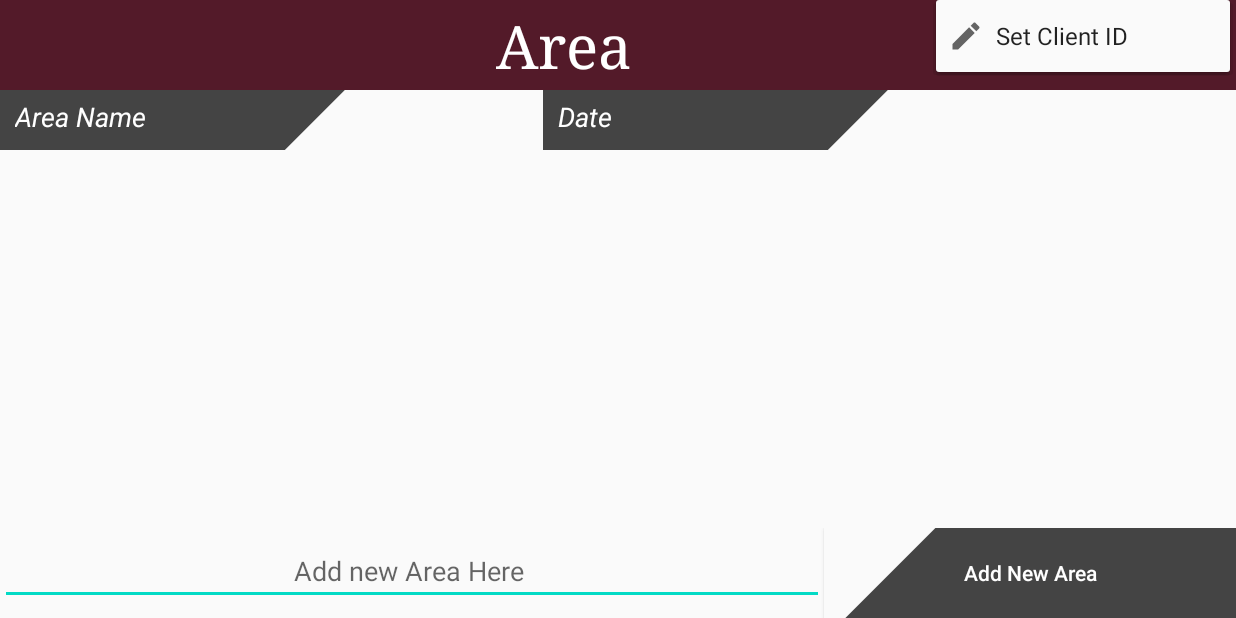
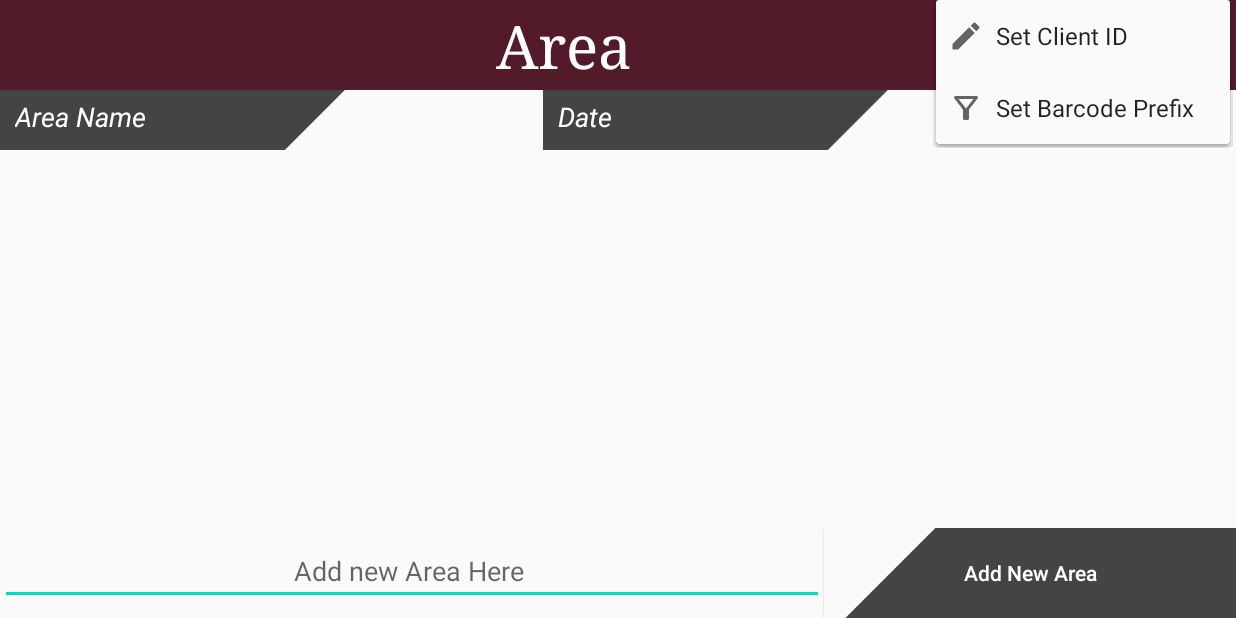
Before and after one commit to PhoneBarcodeScanner/BarcodeScanner, an Android app: the AreasScreen screen opened directly, with no data from a screen before it, with the options menu open, on a phone screen of 824 x 412 dp (held sideways). Run offline under Robolectric (Android 15) with nearby library versions, the phone set to English and light mode, and no system bars; our stand-ins replace Room's generated code.

Commit message:
Shared preferences and bug fixes
Added barcode prefix functionality to Activity main, and fixed client ID bugs

Co-Authored-By: MohammedS24 <88364412+MohammedS24@users.noreply.github.com>

```diff
--- /dev/null
+++ b/app/src/main/res/drawable/ic_outline_filter_alt_24.xml
@@ -0,0 +1,10 @@
+<vector xmlns:android="http://schemas.android.com/apk/res/android"
+    android:width="24dp"
+    android:height="24dp"
+    android:viewportWidth="24"
+    android:viewportHeight="24"
+    android:tint="?attr/colorControlNormal">
+  <path
+      android:fillColor="@android:color/white"
+      android:pathData="M7,6h10l-5.01,6.3L7,6zM4.25,5.61C6.27,8.2 10,13 10,13v6c0,0.55 0.45,1 1,1h2c0.55,0 1,-0.45 1,-1v-6c0,0 3.72,-4.8 5.74,-7.39C20.25,4.95 19.78,4 18.95,4H5.04C4.21,4 3.74,4.95 4.25,5.61z"/>
+</vector>
--- a/app/src/main/res/menu/menu.xml
+++ b/app/src/main/res/menu/menu.xml
@@ -12,4 +12,9 @@
         android:icon="@drawable/ic_baseline_edit_24"
         android:title="Set Client ID" />
 
+    <item
+        android:id="@+id/barcode_prefix_filter"
+        android:icon="@drawable/ic_outline_filter_alt_24"
+        android:title="Set Barcode Prefix" />
+
 </menu>
```
Also changed, not shown: app/src/main/java/com/example/timbersmartbarcodescanner/ActivityMain.java (+37 -1 lines).
